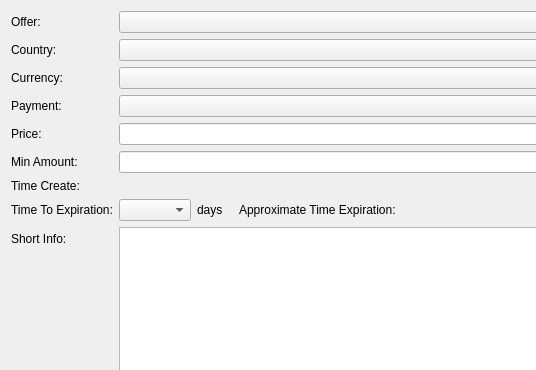
This is src/qt/forms/offerdetailscreator.ui in ivansib/sibcoin-old as Qt 5 draws it before an edit; both pictures show x 0 to 536 and y 0 to 370 of the 747 by 710 pixel window. The edited form follows.
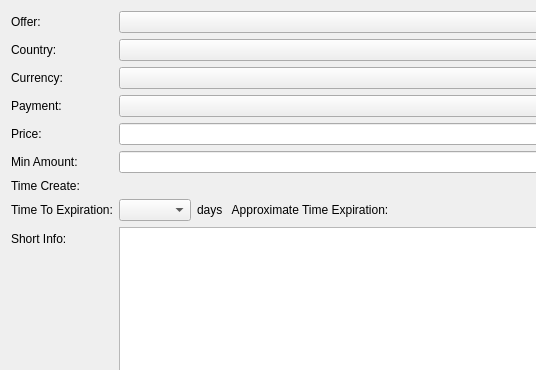
This is the edited form. Custom widgets are drawn as their Qt base class.

Diff of the .ui file:
```diff
--- a/src/qt/forms/offerdetailscreator.ui
+++ b/src/qt/forms/offerdetailscreator.ui
@@ -157,17 +157,10 @@
      <item>
       <widget class="QComboBox" name="cBoxExpiration"/>
      </item>
-     <item>
-      <widget class="QLabel" name="label">
-       <property name="text">
-        <string>days   </string>
-       </property>
-      </widget>
-     </item>
      <item>
       <widget class="QLabel" name="lInfoExpiration">
        <property name="text">
-        <string>Approximate Time Expiration:</string>
+        <string>days   Approximate Time Expiration:</string>
        </property>
       </widget>
      </item>
```
